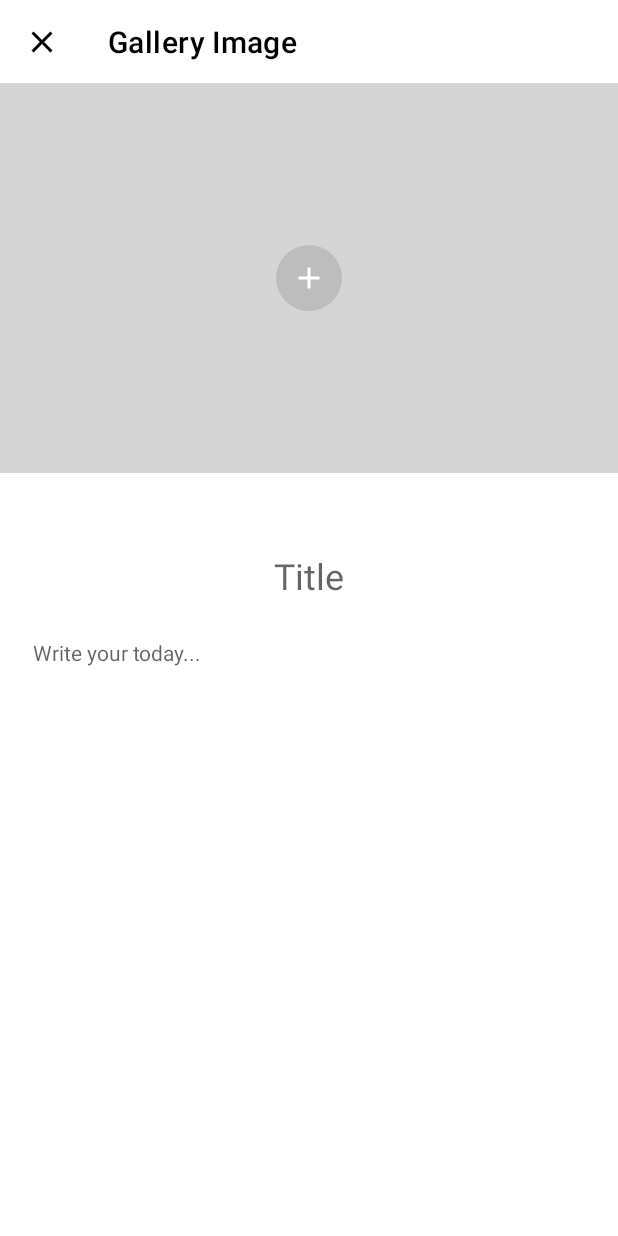
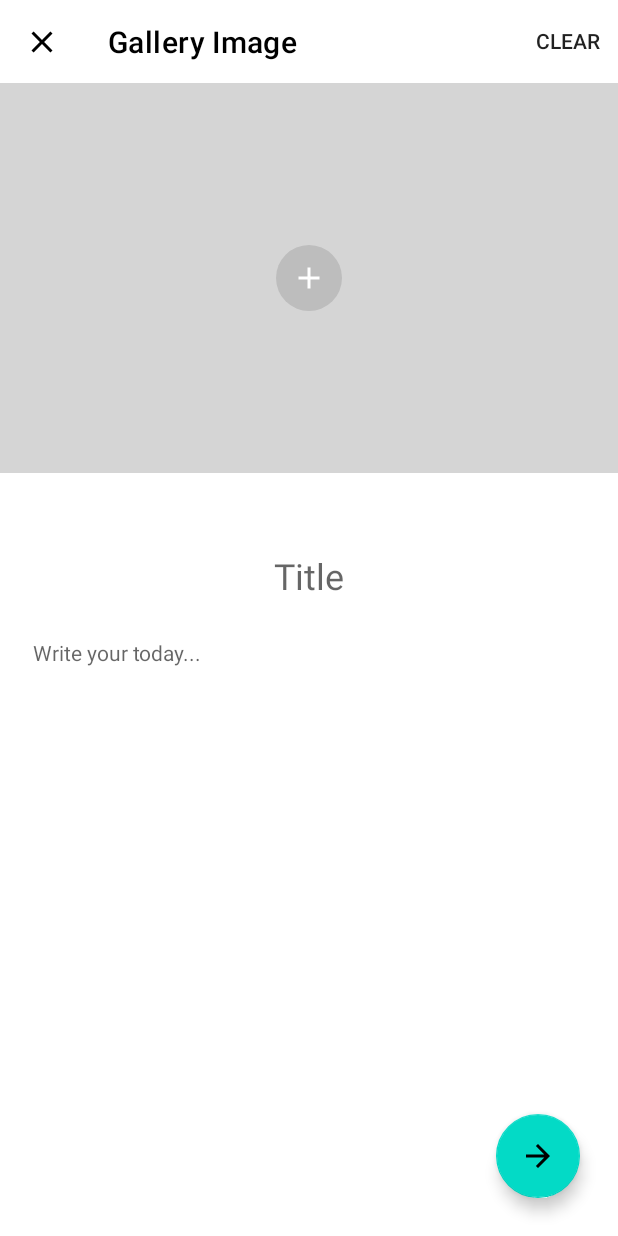
Before and after one commit to hkg5600/everyday-diary-android, an Android app: the WriteDiaryActivity screen opened directly, with no data from a screen before it, after a tap on an icon or button, on a phone screen of 412 x 824 dp. Run offline under Robolectric (Android 15) with nearby library versions, the phone set to English and light mode, and no system bars; our stand-ins replace data binding; 9 statements that could not run were skipped.

Commit message:
Add something

```diff
--- a/app/src/main/java/com/example/everyday_diary/ui/write_activity/WriteDiaryActivity.kt
+++ b/app/src/main/java/com/example/everyday_diary/ui/write_activity/WriteDiaryActivity.kt
@@ -1,17 +1,13 @@
 package com.example.everyday_diary.ui.write_activity
 
-import android.app.Activity
 import android.app.Dialog
 import android.graphics.Color
 import android.graphics.drawable.ColorDrawable
 import android.net.Uri
-import android.provider.MediaStore
-import android.view.Menu
-import android.view.MenuItem
-import android.view.View
-import android.view.ViewGroup
+import android.text.Editable
+import android.text.TextWatcher
+import android.view.*
 import android.view.animation.Animation
-import android.view.animation.AnimationSet
 import android.view.animation.AnimationUtils
 import androidx.lifecycle.Observer
 import androidx.recyclerview.widget.GridLayoutManager
@@ -42,6 +38,7 @@ class WriteDiaryActivity : BaseActivity<ActivityWriteDiaryBinding, WriteDiaryAct
         initDialog("Do you want to exit?")
         initRecyclerView()
         viewDataBinding.activity = this
+        viewDataBinding.vm = viewModel
     }
 
     override fun initObserver() {
@@ -54,11 +51,26 @@ class WriteDiaryActivity : BaseActivity<ActivityWriteDiaryBinding, WriteDiaryAct
                 "Gallery Image"
             else
                 "${imageAdapter.selectedImageList.size} selected"
+            invalidateOptionsMenu()
         })
     }
 
     override fun initListener() {
+        viewDataBinding.editTextTitle.addTextChangedListener(object : TextWatcher {
+            override fun afterTextChanged(s: Editable?) {}
+            override fun beforeTextChanged(s: CharSequence?, start: Int, count: Int, after: Int) {}
+            override fun onTextChanged(s: CharSequence?, start: Int, before: Int, count: Int) {
+                invalidateOptionsMenu()
+            }
+        })
 
+        viewDataBinding.editTextText.addTextChangedListener(object : TextWatcher {
+            override fun afterTextChanged(s: Editable?) {}
+            override fun beforeTextChanged(s: CharSequence?, start: Int, count: Int, after: Int) {}
+            override fun onTextChanged(s: CharSequence?, start: Int, before: Int, count: Int) {
+                invalidateOptionsMenu()
+            }
+        })
     }
 
     override fun initViewModel() {
@@ -74,19 +86,26 @@ class WriteDiaryActivity : BaseActivity<ActivityWriteDiaryBinding, WriteDiaryAct
             visibility = View.VISIBLE
             startAnimation(AnimationUtils.loadAnimation(context, R.anim.gallery_image_show_on))
         }
+        viewDataBinding.fabClose.run {
+            visibility = View.VISIBLE
+            startAnimation(AnimationUtils.loadAnimation(context, R.anim.gallery_image_show_on))
+        }
     }
 
-    private fun showOffImageList() {
+    fun showOffImageList() {
+        imageAdapter.isClosing = true
         title = ""
         invalidateOptionsMenu()
         isOpen = false
         setHomeDrawable()
+        viewDataBinding.fabClose.visibility = View.GONE
         viewDataBinding.galleryImageHolder.run {
             val animation = AnimationUtils.loadAnimation(context, R.anim.gallery_image_show_off)
             animation.setAnimationListener(object : Animation.AnimationListener {
                 override fun onAnimationRepeat(animation: Animation?) {}
                 override fun onAnimationEnd(animation: Animation?) {
                     viewDataBinding.galleryImageHolder.visibility = View.GONE
+                    imageAdapter.isClosing = false
                 }
 
                 override fun onAnimationStart(animation: Animation?) {}
@@ -119,19 +138,28 @@ class WriteDiaryActivity : BaseActivity<ActivityWriteDiaryBinding, WriteDiaryAct
     }
 
     override fun onCreateOptionsMenu(menu: Menu?): Boolean {
-        if (isOpen)
-            return false
         menuInflater.inflate(R.menu.menu_write_diary, menu)
         return true
     }
 
+    override fun onPrepareOptionsMenu(menu: Menu?): Boolean {
+        menu?.getItem(0)?.isEnabled = viewModel.title.get() != null && viewModel.text.get() != null
+        menu?.getItem(1)?.isEnabled = imageAdapter.selectedImageList.isNotEmpty()
+        menu?.getItem(0)?.isVisible = !isOpen
+        menu?.getItem(1)?.isVisible = isOpen
+        return super.onPrepareOptionsMenu(menu)
+    }
+
     override fun onOptionsItemSelected(item: MenuItem): Boolean {
         when (item.itemId) {
-            android.R.id.home -> {
-                checkBackMode(!isOpen)
-            }
+            android.R.id.home -> checkBackMode(!isOpen)
             R.id.menu_save -> {
 
+            }
+            R.id.menu_clear -> {
+                imageAdapter.clearValue()
+                invalidateOptionsMenu()
+                title = "Gallery Image"
             }
         }
         return super.onOptionsItemSelected(item)
@@ -164,9 +192,15 @@ class WriteDiaryActivity : BaseActivity<ActivityWriteDiaryBinding, WriteDiaryAct
         if (imageAdapter.selectedImageList.isNotEmpty()) {
             imageAdapter.selectedImageList.run {
                 this.forEach {
-                    val file = File(FileManager.getRealPathFromURI(Uri.parse(it.uri), applicationContext)!!)
+                    val file = File(
+                        FileManager.getRealPathFromURI(
+                            Uri.parse(it.uri),
+                            applicationContext
+                        )!!
+                    )
                     if (file.exists()) {
-                        val requestFile = RequestBody.create(MediaType.parse("multipart/form-data"), file)
+                        val requestFile =
+                            RequestBody.create(MediaType.parse("multipart/form-data"), file)
                         val multipartData = MultipartBody.Part.createFormData(
                             "image_${this.indexOf(it)}",
                             "file.jpg",
--- a/app/src/main/java/com/example/everyday_diary/ui/write_activity/WriteDiaryActivityViewModel.kt
+++ b/app/src/main/java/com/example/everyday_diary/ui/write_activity/WriteDiaryActivityViewModel.kt
@@ -2,12 +2,15 @@ package com.example.everyday_diary.ui.write_activity
 
 import android.app.Activity
 import android.provider.MediaStore
+import androidx.databinding.ObservableField
 import com.example.everyday_diary.base.BaseViewModel
 import okhttp3.MultipartBody
 
 class WriteDiaryActivityViewModel : BaseViewModel() {
 
     var file = ArrayList<MultipartBody.Part>()
+    var title = ObservableField<String>()
+    var text =  ObservableField<String>()
 
     fun getImageFromGallery(context: Activity): ArrayList<String> {
         val galleryImageUrls: ArrayList<String> = ArrayList()
--- a/app/src/main/java/com/example/everyday_diary/utils/Constants.kt
+++ b/app/src/main/java/com/example/everyday_diary/utils/Constants.kt
@@ -1,4 +1,4 @@
 package com.example.everyday_diary.utils
 
 const val BASE_URL = "http://10.80.162.133:8080"
-//const val BASE_URL = "http://192.168.43.164:8080"
+//\const val BASE_URL = "http://192.168.43.164:8080"
--- a/app/src/main/res/layout/activity_write_diary.xml
+++ b/app/src/main/res/layout/activity_write_diary.xml
@@ -7,6 +7,9 @@
         <variable
             name="activity"
             type="com.example.everyday_diary.ui.write_activity.WriteDiaryActivity" />
+        <variable
+            name="vm"
+            type="com.example.everyday_diary.ui.write_activity.WriteDiaryActivityViewModel" />
     </data>
 
     <androidx.coordinatorlayout.widget.CoordinatorLayout
@@ -97,7 +100,8 @@
                         android:textSize="24sp"
                         app:layout_constraintEnd_toEndOf="parent"
                         app:layout_constraintStart_toStartOf="parent"
-                        app:layout_constraintTop_toBottomOf="@+id/text_view_today" />
+                        app:layout_constraintTop_toBottomOf="@+id/text_view_today"
+                        android:text="@={vm.title}"/>
 
                     <EditText
                         android:id="@+id/edit_text_text"
@@ -112,7 +116,8 @@
                         android:textSize="14sp"
                         app:layout_constraintEnd_toEndOf="parent"
                         app:layout_constraintStart_toStartOf="parent"
-                        app:layout_constraintTop_toBottomOf="@+id/edit_text_title" />
+                        app:layout_constraintTop_toBottomOf="@+id/edit_text_title"
+                        android:text="@={vm.text}"/>
 
                 </androidx.constraintlayout.widget.ConstraintLayout>
             </ScrollView>
@@ -135,5 +140,16 @@
                 tools:listitem="@layout/image_item" />
 
         </androidx.constraintlayout.widget.ConstraintLayout>
+
+        <com.google.android.material.floatingactionbutton.FloatingActionButton
+            android:id="@+id/fab_close"
+            android:layout_width="wrap_content"
+            android:layout_height="wrap_content"
+            android:layout_gravity="end|bottom"
+            android:layout_margin="25dp"
+            android:src="@drawable/ic_execute"
+            android:onClick="@{() -> activity.showOffImageList()}"
+            android:visibility="gone"/>
+
     </androidx.coordinatorlayout.widget.CoordinatorLayout>
 </layout>
--- a/app/src/main/res/menu/menu_write_diary.xml
+++ b/app/src/main/res/menu/menu_write_diary.xml
@@ -5,4 +5,8 @@
         android:id="@+id/menu_save"
         android:title="Save"
         app:showAsAction="always"/>
+    <item
+        android:id="@+id/menu_clear"
+        android:title="Clear"
+        app:showAsAction="always"/>
 </menu>
```
Also changed, not shown: app/src/main/java/com/example/everyday_diary/adapter/GalleryImageAdapter.kt (+4 -0 lines).
